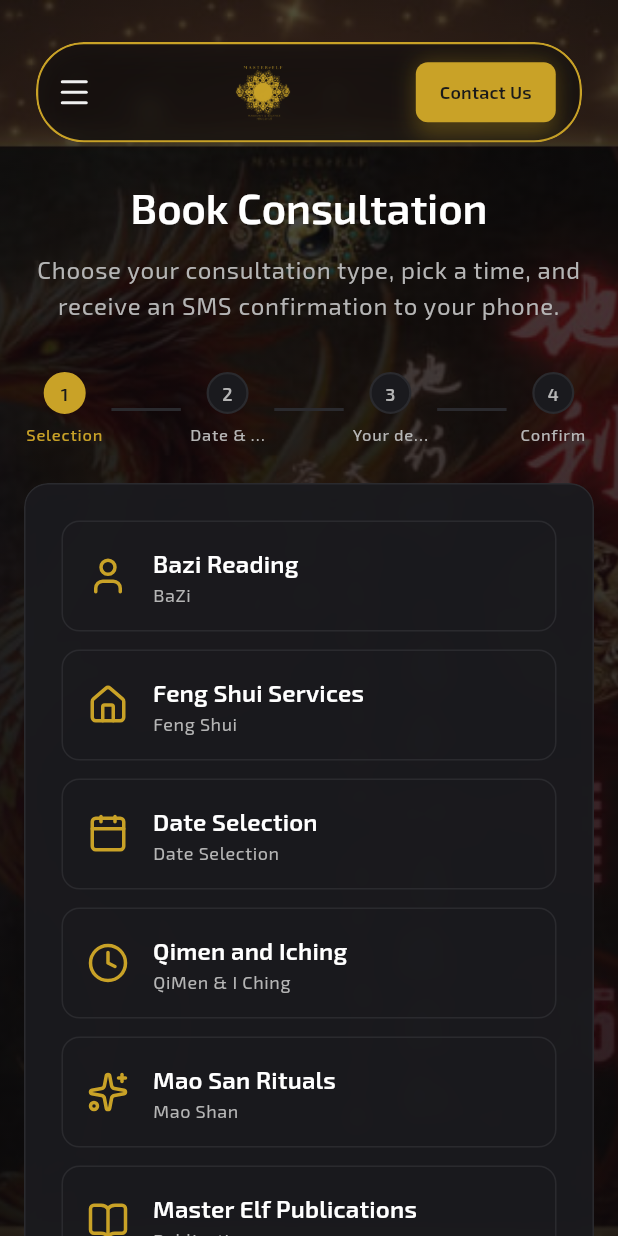
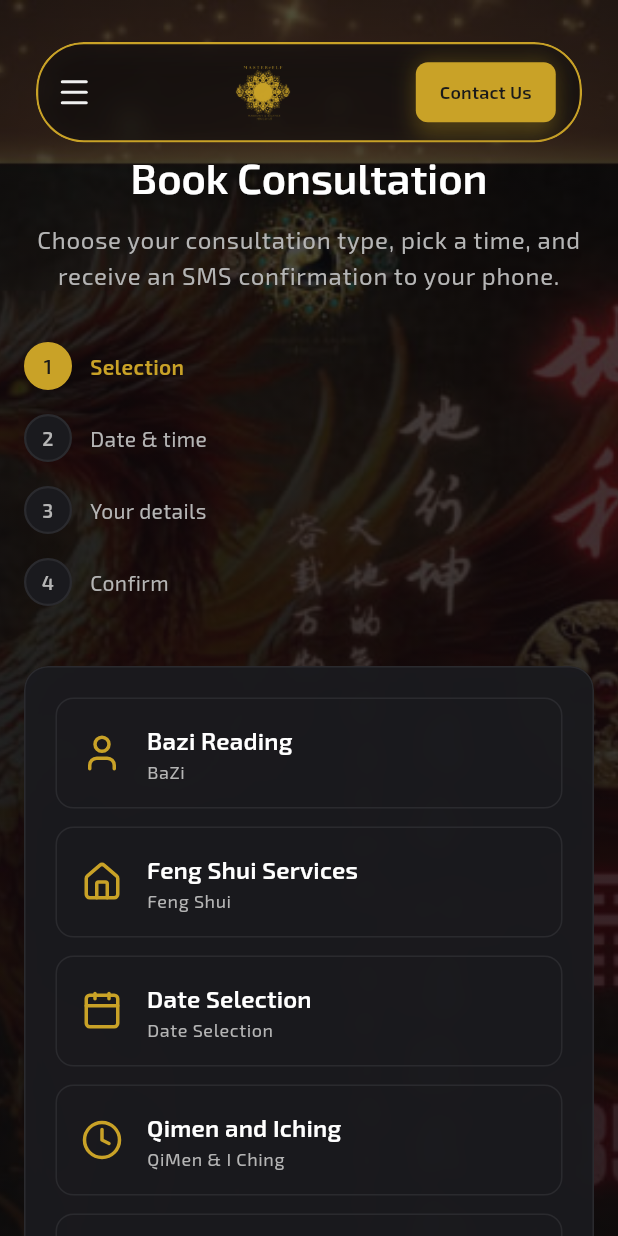
Before and after one commit to sothyro/stonechat, a Flutter app: the screen it shows after launch, after a tap on "Book Consultation", on a phone screen of 412 x 824 dp. Run offline on Flutter 3.47's test engine with Material 3 defaults, Android fonts, the phone set to English and light mode, and no system bars; our stand-ins replace cloud_firestore, cloud_functions, firebase_auth, firebase_core, go_router, google_fonts and 4 more; accounts and stored records are empty.

Commit message:
Update layout add booking testimonials sections Update the complete booking. Continue update start localisation mobile responsive.

```diff
--- a/lib/screens/about/about_screen.dart
+++ b/lib/screens/about/about_screen.dart
@@ -39,7 +39,7 @@ class AboutScreen extends StatelessWidget {
               borderRadius: BorderRadius.circular(12),
               child: Image.asset(
                 AppContent.assetAboutHero,
-                height: 200,
+                height: isMobile ? 160 : 200,
                 width: double.infinity,
                 fit: BoxFit.cover,
                 errorBuilder: (_, __, ___) => const SizedBox.shrink(),
@@ -51,6 +51,7 @@ class AboutScreen extends StatelessWidget {
               style: Theme.of(context).textTheme.headlineMedium?.copyWith(
                     color: AppColors.onPrimary,
                     fontWeight: FontWeight.w600,
+                    fontSize: isMobile ? 22 : null,
                   ),
             ),
             const SizedBox(height: 32),
--- a/lib/screens/academy/academy_screen.dart
+++ b/lib/screens/academy/academy_screen.dart
@@ -27,8 +27,8 @@ class AcademyScreen extends StatelessWidget {
           const _AcademyHero(),
           Padding(
             padding: EdgeInsets.symmetric(
-              horizontal: isNarrow ? 20 : 32,
-              vertical: 40,
+              horizontal: isNarrow ? 16 : 32,
+              vertical: isNarrow ? 32 : 40,
             ),
             child: Center(
               child: ConstrainedBox(
--- a/lib/screens/consultations/consultations_screen.dart
+++ b/lib/screens/consultations/consultations_screen.dart
@@ -211,7 +211,7 @@ class _AppointmentsScreenState extends State<AppointmentsScreen> {
               ),
               Padding(
                 padding: EdgeInsets.only(
-                  top: 120,
+                  top: Breakpoints.isMobile(MediaQuery.sizeOf(context).width) ? 100 : 120,
                   bottom: (Breakpoints.isMobile(MediaQuery.sizeOf(context).width) ? 32 : 48) +
                       MediaQuery.paddingOf(context).bottom,
                   left: Breakpoints.isMobile(MediaQuery.sizeOf(context).width) ? 16 : 24,
@@ -314,8 +314,60 @@ class _AppointmentsScreenState extends State<AppointmentsScreen> {
 
   Widget _buildStepper(AppLocalizations l10n) {
     final steps = [l10n.stepChooseService, l10n.stepDateAndTime, l10n.stepYourDetails, l10n.stepConfirm];
-    return Row(
-      children: List.generate(steps.length * 2 - 1, (i) {
+    final isMobile = Breakpoints.isMobile(MediaQuery.sizeOf(context).width);
+    return isMobile
+        ? Column(
+            children: steps.asMap().entries.map((entry) {
+              final index = entry.key;
+              final step = entry.value;
+              final active = _step == index;
+              final done = _step > index;
+              return Padding(
+                padding: const EdgeInsets.only(bottom: 16),
+                child: Row(
+                  children: [
+                    Container(
+                      width: 32,
+                      height: 32,
+                      alignment: Alignment.center,
+                      decoration: BoxDecoration(
+                        shape: BoxShape.circle,
+                        color: done ? AppColors.accent : (active ? AppColors.accent : AppColors.surfaceElevatedDark),
+                        border: Border.all(
+                          color: active || done ? AppColors.accent : AppColors.borderDark,
+                          width: 1.5,
+                        ),
+                      ),
+                      child: done
+                          ? const Icon(Icons.check, size: 18, color: AppColors.onAccent)
+                          : Text(
+                              '${index + 1}',
+                              style: TextStyle(
+                                fontSize: 13,
+                                fontWeight: FontWeight.w600,
+                                height: 1.0,
+                                color: active ? AppColors.onAccent : AppColors.onSurfaceVariantDark,
+                              ),
+                              textAlign: TextAlign.center,
+                            ),
+                    ),
+                    const SizedBox(width: 12),
+                    Expanded(
+                      child: Text(
+                        step,
+                        style: Theme.of(context).textTheme.bodyMedium?.copyWith(
+                              color: active ? AppColors.accent : AppColors.onSurfaceVariantDark,
+                              fontWeight: active ? FontWeight.w600 : FontWeight.normal,
+                            ),
+                      ),
+                    ),
+                  ],
+                ),
+              );
+            }).toList(),
+          )
+        : Row(
+            children: List.generate(steps.length * 2 - 1, (i) {
         if (i.isOdd) {
           return Expanded(
             child: Container(
@@ -376,13 +428,14 @@ class _AppointmentsScreenState extends State<AppointmentsScreen> {
 
   Widget _buildStepService(AppLocalizations l10n) {
     final services = _getServices(l10n);
+    final isMobile = Breakpoints.isMobile(MediaQuery.sizeOf(context).width);
     return GlassContainer(
       blurSigma: 8,
       color: AppColors.surfaceElevatedDark.withValues(alpha: 0.95),
       borderRadius: BorderRadius.circular(16),
       border: Border.all(color: AppColors.borderDark, width: 1),
       boxShadow: AppShadows.card,
-      padding: const EdgeInsets.all(24),
+      padding: EdgeInsets.all(isMobile ? 20 : 24),
       child: Column(
         crossAxisAlignment: CrossAxisAlignment.stretch,
         children: [
@@ -463,7 +516,7 @@ class _AppointmentsScreenState extends State<AppointmentsScreen> {
       borderRadius: BorderRadius.circular(16),
       border: Border.all(color: AppColors.borderDark, width: 1),
       boxShadow: AppShadows.card,
-      padding: const EdgeInsets.all(24),
+      padding: EdgeInsets.all(Breakpoints.isMobile(MediaQuery.sizeOf(context).width) ? 20 : 24),
       child: Column(
         crossAxisAlignment: CrossAxisAlignment.stretch,
         children: [
@@ -594,7 +647,7 @@ class _AppointmentsScreenState extends State<AppointmentsScreen> {
       borderRadius: BorderRadius.circular(16),
       border: Border.all(color: AppColors.borderDark, width: 1),
       boxShadow: AppShadows.card,
-      padding: const EdgeInsets.all(24),
+      padding: EdgeInsets.all(Breakpoints.isMobile(MediaQuery.sizeOf(context).width) ? 20 : 24),
       child: Column(
         crossAxisAlignment: CrossAxisAlignment.stretch,
         children: [
@@ -664,10 +717,18 @@ class _AppointmentsScreenState extends State<AppointmentsScreen> {
             style: Theme.of(context).textTheme.titleSmall?.copyWith(color: AppColors.onSurfaceVariantDark),
           ),
           const SizedBox(height: 8),
-          SegmentedButton<String>(
+            SegmentedButton<String>(
             segments: [
-              ButtonSegment(value: sessionTypeVisit, label: Text(l10n.sessionTypeVisit), icon: const Icon(LucideIcons.mapPin, size: 18)),
-              ButtonSegment(value: sessionTypeOnline, label: Text(l10n.sessionTypeOnline), icon: const Icon(LucideIcons.video, size: 18)),
+              ButtonSegment(
+                value: sessionTypeVisit,
+                label: Text(l10n.sessionTypeVisit, style: TextStyle(fontSize: Breakpoints.isMobile(MediaQuery.sizeOf(context).width) ? 13 : null)),
+                icon: const Icon(LucideIcons.mapPin, size: 18),
+              ),
+              ButtonSegment(
+                value: sessionTypeOnline,
+                label: Text(l10n.sessionTypeOnline, style: TextStyle(fontSize: Breakpoints.isMobile(MediaQuery.sizeOf(context).width) ? 13 : null)),
+                icon: const Icon(LucideIcons.video, size: 18),
+              ),
             ],
             selected: {_selectedSessionType},
             onSelectionChanged: (s) => setState(() => _selectedSessionType = s.first),
@@ -719,7 +780,7 @@ class _AppointmentsScreenState extends State<AppointmentsScreen> {
       borderRadius: BorderRadius.circular(16),
       border: Border.all(color: AppColors.borderDark, width: 1),
       boxShadow: AppShadows.card,
-      padding: const EdgeInsets.all(24),
+      padding: EdgeInsets.all(Breakpoints.isMobile(MediaQuery.sizeOf(context).width) ? 20 : 24),
       child: Column(
         crossAxisAlignment: CrossAxisAlignment.stretch,
         children: [
@@ -794,11 +855,15 @@ class _AppointmentsScreenState extends State<AppointmentsScreen> {
       borderRadius: BorderRadius.circular(16),
       border: Border.all(color: AppColors.borderLight.withValues(alpha: 0.5), width: 1),
       boxShadow: AppShadows.card,
-      padding: const EdgeInsets.all(32),
+      padding: EdgeInsets.all(Breakpoints.isMobile(MediaQuery.sizeOf(context).width) ? 24 : 32),
       child: Column(
         crossAxisAlignment: CrossAxisAlignment.stretch,
         children: [
-          Icon(Icons.check_circle, size: 64, color: AppColors.accent),
+          Icon(
+            Icons.check_circle,
+            size: Breakpoints.isMobile(MediaQuery.sizeOf(context).width) ? 56 : 64,
+            color: AppColors.accent,
+          ),
           const SizedBox(height: 24),
           Text(
             l10n.bookingSuccessTitle,
--- a/lib/screens/contact/contact_screen.dart
+++ b/lib/screens/contact/contact_screen.dart
@@ -147,7 +147,7 @@ class _ContactScreenState extends State<ContactScreen> {
               ),
               Padding(
                 padding: EdgeInsets.only(
-                  top: 120,
+                  top: isNarrow ? 100 : 120,
                   bottom: (isNarrow ? 32 : 48) + MediaQuery.paddingOf(context).bottom,
                   left: isNarrow ? 16 : 24,
                   right: isNarrow ? 16 : 24,
--- a/lib/screens/home/widgets/hero_section.dart
+++ b/lib/screens/home/widgets/hero_section.dart
@@ -1,3 +1,4 @@
+import 'package:flutter/foundation.dart' show kIsWeb;
 import 'package:flutter/material.dart';
 import 'package:go_router/go_router.dart';
 import 'package:google_fonts/google_fonts.dart';
@@ -54,16 +55,30 @@ class _HeroSectionState extends State<HeroSection> {
   Future<void> _initVideo() async {
     if (!mounted) return;
     try {
-      final controller = VideoPlayerController.asset(
-        AppContent.assetHeroVideo,
-        videoPlayerOptions: VideoPlayerOptions(mixWithOthers: true),
-      );
+      // Flutter web doesn't support VideoPlayerController.asset()
+      // Use network URL for web, asset path for other platforms
+      final VideoPlayerController controller = kIsWeb
+          ? VideoPlayerController.network(
+              '/${AppContent.assetHeroVideo}',
+              videoPlayerOptions: VideoPlayerOptions(mixWithOthers: true),
+            )
+          : VideoPlayerController.asset(
+              AppContent.assetHeroVideo,
+              videoPlayerOptions: VideoPlayerOptions(mixWithOthers: true),
+            );
+
       await controller.initialize();
-      if (!mounted) return;
+      if (!mounted) {
+        controller.dispose();
+        return;
+      }
       controller.setLooping(true);
       controller.setVolume(0);
       await controller.play();
-      if (!mounted) return;
+      if (!mounted) {
+        controller.dispose();
+        return;
+      }
       setState(() {
         _videoController = controller;
         _videoReady = true;
--- a/lib/screens/method/method_screen.dart
+++ b/lib/screens/method/method_screen.dart
@@ -35,8 +35,8 @@ class MethodScreen extends StatelessWidget {
           const _PageHero(),
           Padding(
             padding: EdgeInsets.symmetric(
-              horizontal: isNarrow ? 20 : 32,
-              vertical: 48,
+              horizontal: isNarrow ? 16 : 32,
+              vertical: isNarrow ? 32 : 48,
             ),
             child: Center(
               child: ConstrainedBox(
@@ -49,6 +49,7 @@ class MethodScreen extends StatelessWidget {
                       style: Theme.of(context).textTheme.headlineMedium?.copyWith(
                             color: AppColors.onPrimary,
                             fontWeight: FontWeight.w600,
+                            fontSize: isNarrow ? 22 : null,
                           ),
                     ),
                     const SizedBox(height: 20),
--- a/lib/utils/hero_video_preloader.dart
+++ b/lib/utils/hero_video_preloader.dart
@@ -1,5 +1,6 @@
 import 'dart:async';
 
+import 'package:flutter/foundation.dart' show kIsWeb;
 import 'package:flutter/material.dart';
 import 'package:video_player/video_player.dart';
 
@@ -27,10 +28,17 @@ class HeroVideoPreloader {
     _readyCompleter = Completer<void>();
     onProgress?.call(0.0);
 
-    final controller = VideoPlayerController.asset(
-      AppContent.assetHeroVideo,
-      videoPlayerOptions: VideoPlayerOptions(mixWithOthers: true),
-    );
+    // Flutter web doesn't support VideoPlayerController.asset()
+    // Use network URL for web, asset path for other platforms
+    final VideoPlayerController controller = kIsWeb
+        ? VideoPlayerController.network(
+            '/${AppContent.assetHeroVideo}',
+            videoPlayerOptions: VideoPlayerOptions(mixWithOthers: true),
+          )
+        : VideoPlayerController.asset(
+            AppContent.assetHeroVideo,
+            videoPlayerOptions: VideoPlayerOptions(mixWithOthers: true),
+          );
 
     void reportProgress(VideoPlayerValue value) {
       final durationMs = value.duration?.inMilliseconds ?? 0;
```
Also changed, not shown: lib/screens/apps/apps_screen.dart (+24 -2 lines), lib/screens/events/events_screen.dart (+7 -3 lines), lib/screens/journey/journey_screen.dart (+4 -4 lines).
